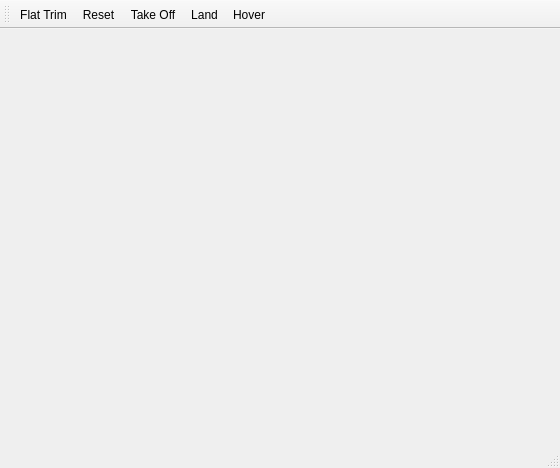
The window that ardrone/qtgui/main_window.ui (rc500/ardrone_archive_aarons_laptop) describes before a commit, drawn with Qt 5.
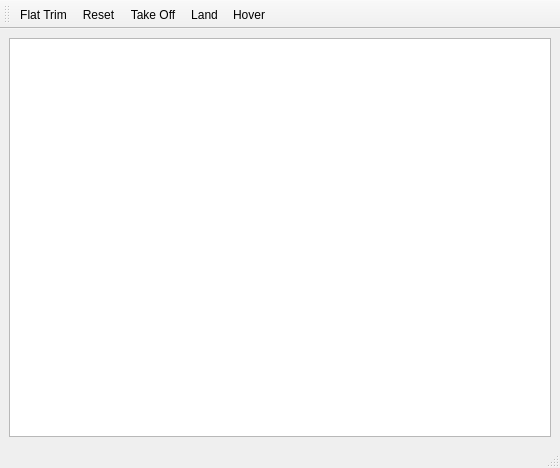
The same window after the commit. Custom widgets are drawn as their Qt base class.

Commit message: qtgui: add logging support to main window

Diff of the .ui file:
```diff
--- a/ardrone/qtgui/main_window.ui
+++ b/ardrone/qtgui/main_window.ui
@@ -14,7 +14,15 @@
    <string>A.R. Drone GUI Example</string>
   </property>
   <widget class="MainWidget" name="centralwidget">
-   <layout class="QVBoxLayout" name="verticalLayout"/>
+   <layout class="QVBoxLayout" name="verticalLayout">
+    <item>
+     <widget class="QTextEdit" name="logTextEdit">
+      <property name="readOnly">
+       <bool>true</bool>
+      </property>
+     </widget>
+    </item>
+   </layout>
   </widget>
   <widget class="QMenuBar" name="menubar">
    <property name="geometry">
```
The commit also changes 1 other file.
